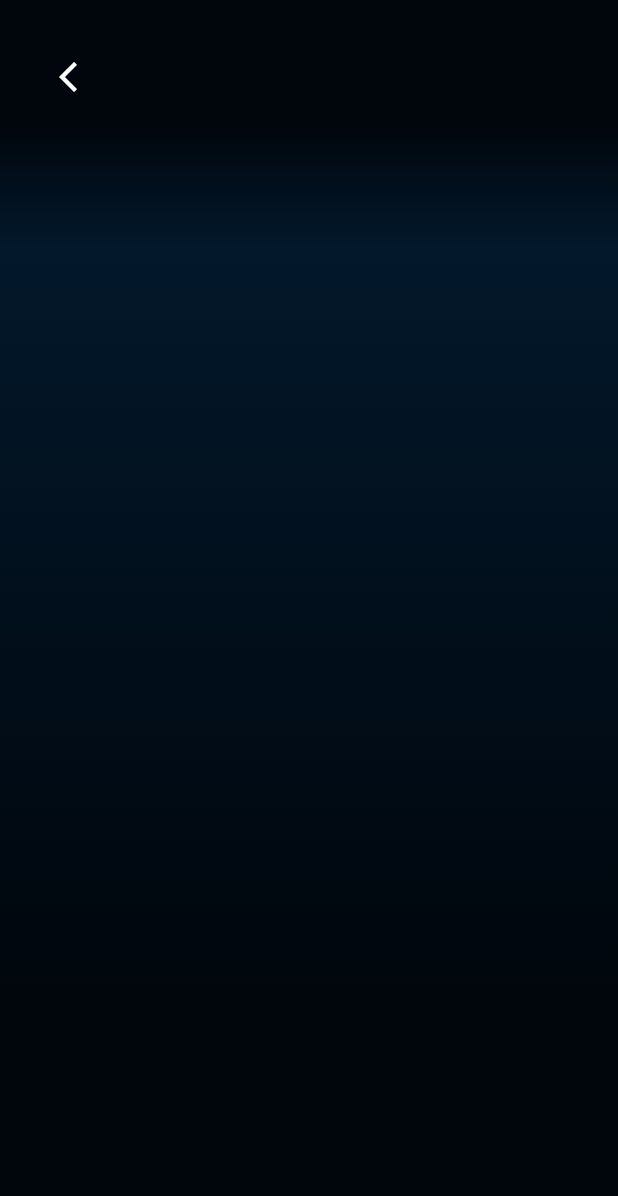
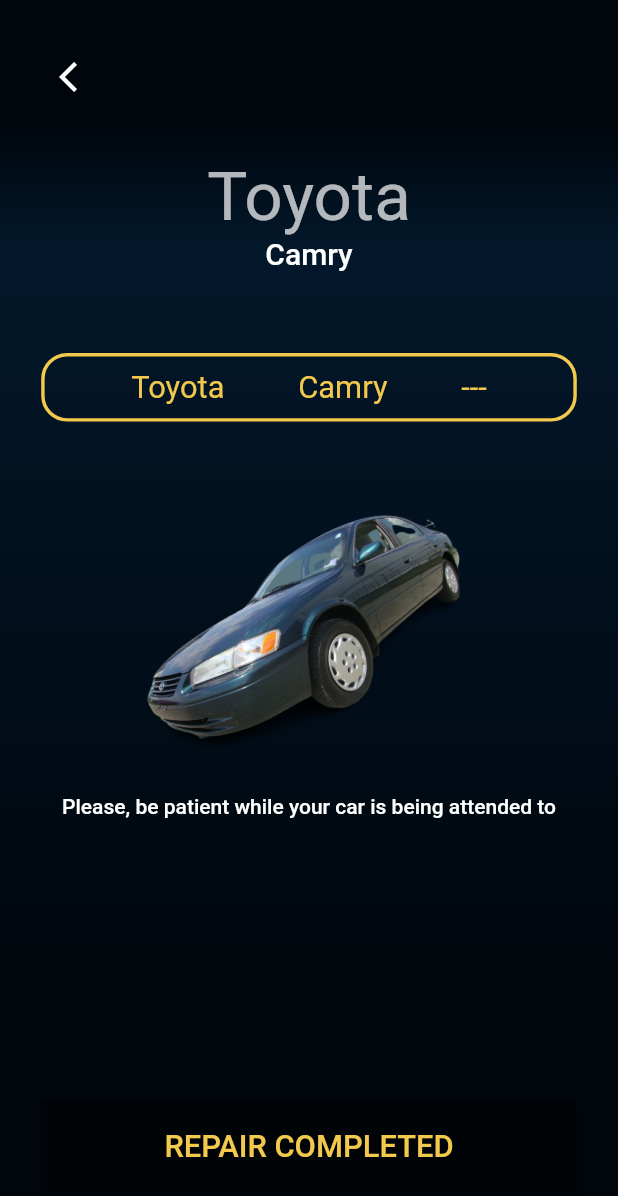
Before and after one commit to EniRox001/my_oga_mechanic, a Flutter app: the ServicesRepairCompleted screen opened by its route, on a phone screen of 412 x 824 dp. Shown: the top 1196 px of the screen. Run offline on Flutter 3.47's test engine with Material 2 defaults, Android fonts, the phone set to English and light mode, and no system bars; our stand-ins replace card_swiper, flutter_colorpicker, flutter_screenutil, get, pin_code_fields; missing offline and left inert: swipe.

Commit message:
completed service repair screen

```diff
--- a/lib/screens/services_agreed_otp.dart
+++ b/lib/screens/services_agreed_otp.dart
@@ -33,11 +33,7 @@
                 ),
                 const WCarNameWidget(),
                 const WCarDetailsWidget(),
-                Image.asset(
-                  'assets/car_images/car_img_one.png',
-                  height: Get.height / 5,
-                  fit: BoxFit.contain,
-                ),
+                const WSelectedCarWidget(),
                 Text(
                   'Please, enter aceptance code sent to: 08022334455',
                   style: Theme.of(context).textTheme.bodyLarge,
--- a/lib/screens/services_repair_completed.dart
+++ b/lib/screens/services_repair_completed.dart
@@ -30,6 +30,20 @@
                     ),
                   ],
                 ),
+                const WCarNameWidget(),
+                const WCarDetailsWidget(),
+                const WSelectedCarWidget(),
+                Text(
+                  'Please, be patient while your car is being attended to',
+                  style: Theme.of(context).textTheme.bodyLarge,
+                ),
+                SizedBox(
+                  height: 150.0.h,
+                ),
+                WTextButton(
+                  onPressed: () {},
+                  text: 'repair completed',
+                ),
               ],
             ),
           ),
--- a/lib/widgets/global_widgets.dart
+++ b/lib/widgets/global_widgets.dart
@@ -101,7 +101,7 @@
           mainAxisAlignment: MainAxisAlignment.center,
           children: [
             Text(
-              'next'.toUpperCase(),
+              text.toUpperCase(),
               style: CustomTextStyle().largeText,
             ),
           ],
@@ -299,3 +299,18 @@
     );
   }
 }
+
+class WSelectedCarWidget extends StatelessWidget {
+  const WSelectedCarWidget({
+    Key? key,
+  }) : super(key: key);
+
+  @override
+  Widget build(BuildContext context) {
+    return Image.asset(
+      'assets/car_images/car_img_one.png',
+      height: Get.height / 5,
+      fit: BoxFit.contain,
+    );
+  }
+}
```
